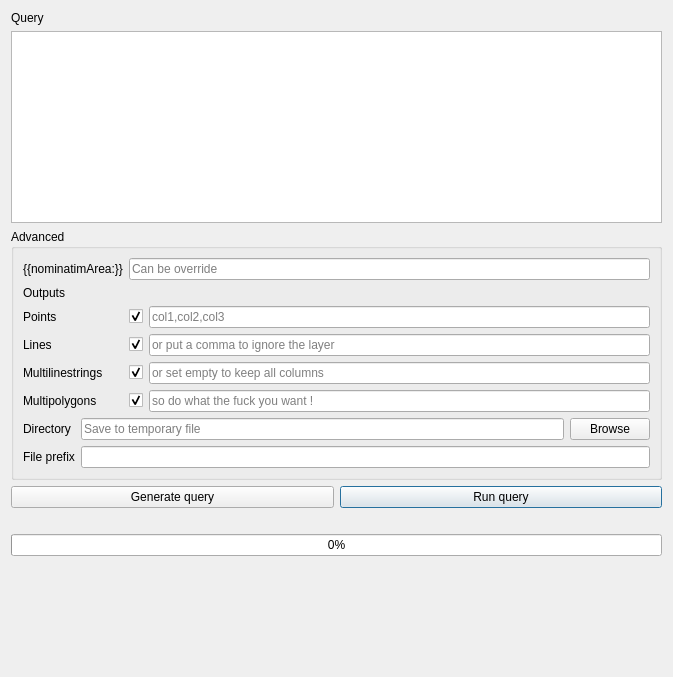
3liz/QuickOSM, file ui/query.ui: the form before one commit.
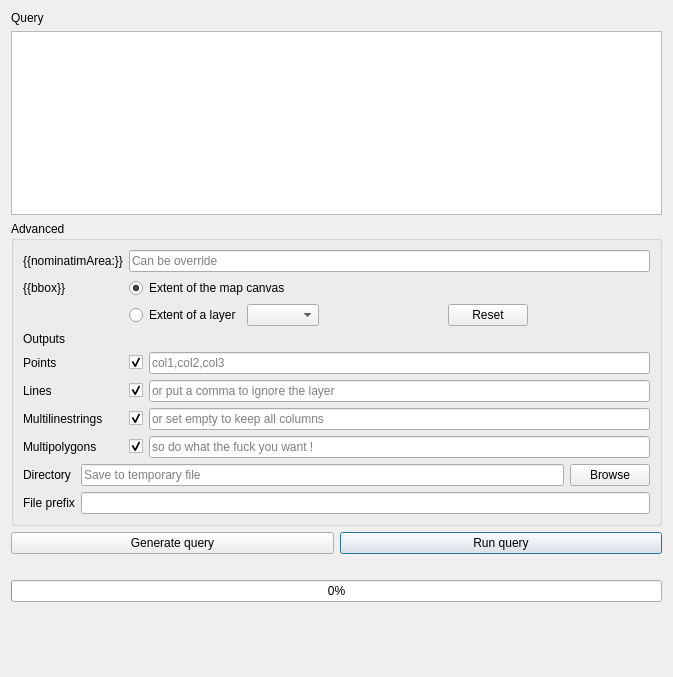
The form after the commit. Custom widgets are drawn as their Qt base class.

Commit message: add extent of layers

The edit to the form file:
```diff
--- a/ui/query.ui
+++ b/ui/query.ui
@@ -38,14 +38,59 @@
         <property name="fieldGrowthPolicy">
          <enum>QFormLayout::ExpandingFieldsGrow</enum>
         </property>
+        <item row="0" column="0">
+         <widget class="QLabel" name="label_2">
+          <property name="text">
+           <string>{{nominatimArea:}}</string>
+          </property>
+         </widget>
+        </item>
+        <item row="0" column="1">
+         <widget class="QLineEdit" name="lineEdit_nominatim">
+          <property name="placeholderText">
+           <string>Can be override</string>
+          </property>
+         </widget>
+        </item>
         <item row="2" column="0">
+         <widget class="QLabel" name="label_5">
+          <property name="text">
+           <string>{{bbox}}</string>
+          </property>
+         </widget>
+        </item>
+        <item row="2" column="1">
+         <widget class="QRadioButton" name="radioButton_extentMapCanvas">
+          <property name="text">
+           <string>Extent of the map canvas</string>
+          </property>
+          <property name="checked">
+           <bool>true</bool>
+          </property>
+         </widget>
+        </item>
+        <item row="4" column="0">
+         <widget class="QLabel" name="label_3">
+          <property name="text">
+           <string>Outputs</string>
+          </property>
+         </widget>
+        </item>
+        <item row="4" column="1">
+         <widget class="QLabel" name="label_7">
+          <property name="text">
+           <string/>
+          </property>
+         </widget>
+        </item>
+        <item row="5" column="0">
          <widget class="QLabel" name="label_10">
           <property name="text">
            <string>Points</string>
           </property>
          </widget>
         </item>
-        <item row="2" column="1">
+        <item row="5" column="1">
          <layout class="QHBoxLayout" name="horizontalLayout_4">
           <item>
            <widget class="QCheckBox" name="checkBox_points">
@@ -66,7 +111,14 @@
           </item>
          </layout>
         </item>
-        <item row="3" column="1">
+        <item row="6" column="0">
+         <widget class="QLabel" name="label_11">
+          <property name="text">
+           <string>Lines</string>
+          </property>
+         </widget>
+        </item>
+        <item row="6" column="1">
          <layout class="QHBoxLayout" name="horizontalLayout_6">
           <item>
            <widget class="QCheckBox" name="checkBox_lines">
@@ -87,14 +139,14 @@
           </item>
          </layout>
         </item>
-        <item row="3" column="0">
-         <widget class="QLabel" name="label_11">
+        <item row="7" column="0">
+         <widget class="QLabel" name="label_14">
           <property name="text">
-           <string>Lines</string>
+           <string>Multilinestrings</string>
           </property>
          </widget>
         </item>
-        <item row="4" column="1">
+        <item row="7" column="1">
          <layout class="QHBoxLayout" name="horizontalLayout_7">
           <item>
            <widget class="QCheckBox" name="checkBox_linestrings">
@@ -115,14 +167,14 @@
           </item>
          </layout>
         </item>
-        <item row="4" column="0">
-         <widget class="QLabel" name="label_14">
+        <item row="8" column="0">
+         <widget class="QLabel" name="label_12">
           <property name="text">
-           <string>Multilinestrings</string>
+           <string>Multipolygons</string>
           </property>
          </widget>
         </item>
-        <item row="5" column="1">
+        <item row="8" column="1">
          <layout class="QHBoxLayout" name="horizontalLayout_8">
           <item>
            <widget class="QCheckBox" name="checkBox_multipolygons">
@@ -143,33 +195,29 @@
           </item>
          </layout>
         </item>
-        <item row="5" column="0">
-         <widget class="QLabel" name="label_12">
-          <property name="text">
-           <string>Multipolygons</string>
-          </property>
-         </widget>
-        </item>
-        <item row="1" column="0">
-         <widget class="QLabel" name="label_3">
-          <property name="text">
-           <string>Outputs</string>
-          </property>
-         </widget>
-        </item>
-        <item row="0" column="0">
-         <widget class="QLabel" name="label_2">
-          <property name="text">
-           <string>{{nominatimArea:}}</string>
-          </property>
-         </widget>
-        </item>
-        <item row="0" column="1">
-         <widget class="QLineEdit" name="lineEdit_nominatim">
-          <property name="placeholderText">
-           <string>Can be override</string>
-          </property>
-         </widget>
+        <item row="3" column="1">
+         <layout class="QHBoxLayout" name="horizontalLayout_3">
+          <item>
+           <widget class="QRadioButton" name="radioButton_extentLayer">
+            <property name="text">
+             <string>Extent of a layer</string>
+            </property>
+           </widget>
+          </item>
+          <item>
+           <widget class="QComboBox" name="comboBox_extentLayer"/>
+          </item>
+          <item>
+           <widget class="QDialogButtonBox" name="buttonBox_layers">
+            <property name="standardButtons">
+             <set>QDialogButtonBox::Reset</set>
+            </property>
+            <property name="centerButtons">
+             <bool>true</bool>
+            </property>
+           </widget>
+          </item>
+         </layout>
         </item>
        </layout>
       </item>
```
The commit also changes 6 other files.
